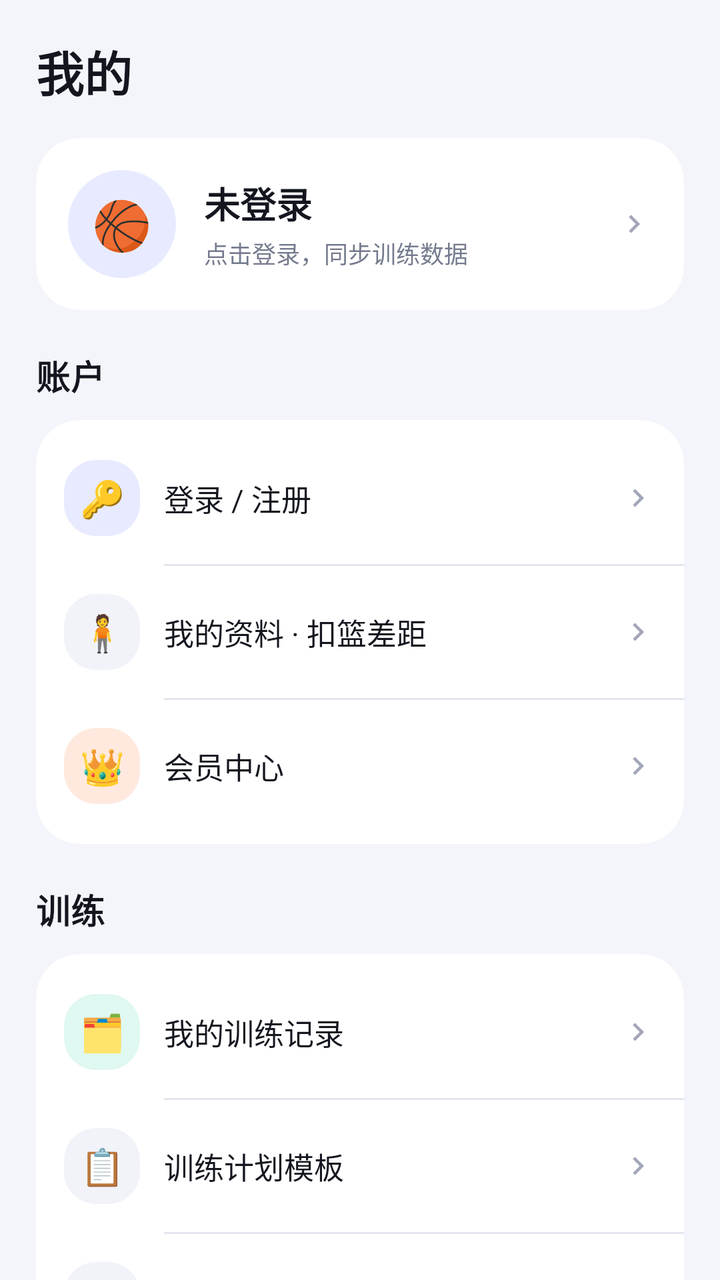
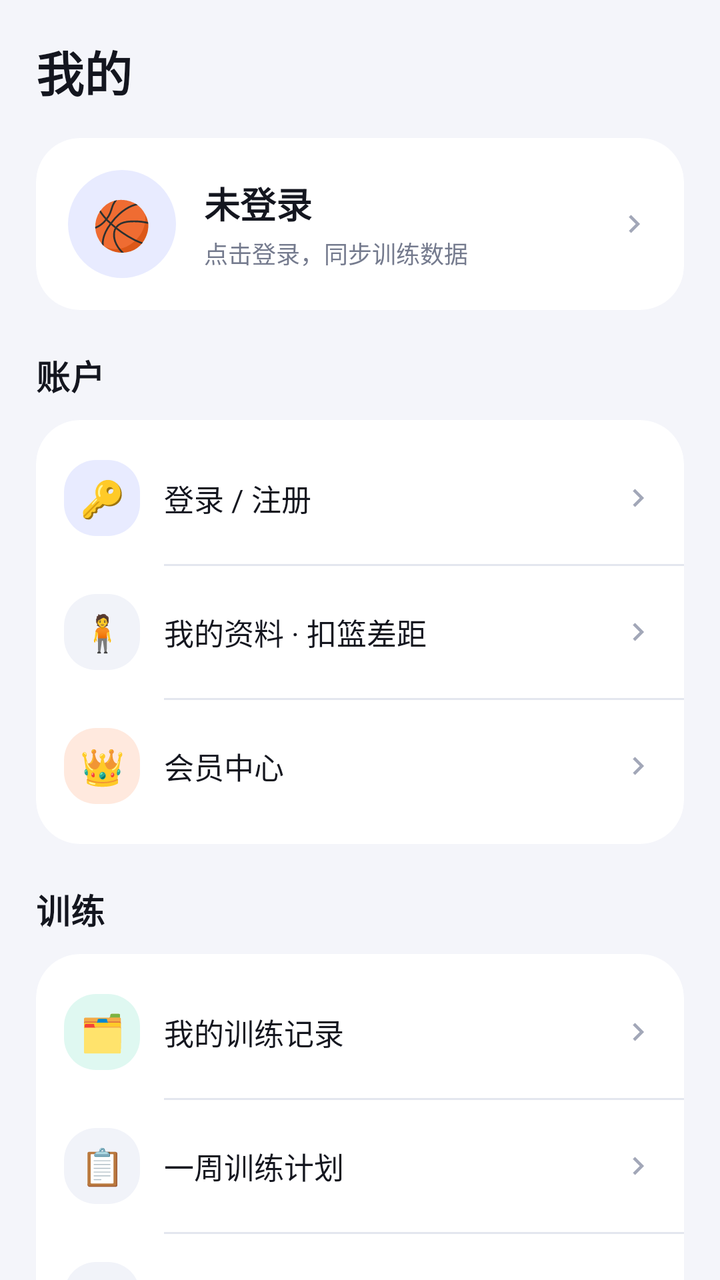

Two renders of the same Android screen: before a commit and after it. Below are the layout's source before the change and the commit's diff.
<!-- AndroidManifest.xml: application theme AppTheme -->
<!-- res/layout/fragment_profile.xml -->
<?xml version="1.0" encoding="utf-8"?>
<ScrollView xmlns:android="http://schemas.android.com/apk/res/android"
    xmlns:app="http://schemas.android.com/apk/res-auto"
    android:layout_width="match_parent"
    android:layout_height="match_parent"
    android:background="@color/background"
    android:fillViewport="true"
    android:scrollbars="none">

    <LinearLayout
        android:layout_width="match_parent"
        android:layout_height="wrap_content"
        android:orientation="vertical"
        android:paddingStart="18dp"
        android:paddingTop="18dp"
        android:paddingEnd="18dp"
        android:paddingBottom="28dp">

        <TextView
            style="@style/TextAppearance.Vertrise.Title"
            android:layout_width="wrap_content"
            android:layout_height="wrap_content"
            android:text="我的" />

        
        <com.google.android.material.card.MaterialCardView
            android:id="@+id/cardUser"
            style="@style/Widget.Vertrise.Card"
            android:layout_width="match_parent"
            android:layout_height="wrap_content"
            android:layout_marginTop="16dp"
            android:clickable="true"
            android:focusable="true"
            android:tag="page:profile.html|我的资料">

            <LinearLayout
                android:layout_width="match_parent"
                android:layout_height="wrap_content"
                android:gravity="center_vertical"
                android:orientation="horizontal"
                android:padding="16dp">

                <TextView
                    android:layout_width="54dp"
                    android:layout_height="54dp"
                    android:background="@drawable/bg_avatar"
                    android:gravity="center"
                    android:text="🏀"
                    android:textSize="24sp" />

                <LinearLayout
                    android:layout_width="0dp"
                    android:layout_height="wrap_content"
                    android:layout_marginStart="14dp"
                    android:layout_weight="1"
                    android:orientation="vertical">

                    <TextView
                        android:id="@+id/txtProfileName"
                        android:layout_width="wrap_content"
                        android:layout_height="wrap_content"
                        android:maxLines="1"
                        android:text="未登录"
                        android:textColor="@color/text_primary"
                        android:textSize="18sp"
                        android:textStyle="bold" />

                    <TextView
                        android:id="@+id/txtProfileSub"
                        android:layout_width="wrap_content"
                        android:layout_height="wrap_content"
                        android:layout_marginTop="3dp"
                        android:text="点击登录，同步训练数据"
                        android:textColor="@color/text_secondary"
                        android:textSize="12sp" />
                </LinearLayout>

                <ImageView
                    android:layout_width="18dp"
                    android:layout_height="18dp"
                    android:src="@drawable/ic_chevron_right"
                    app:tint="@color/text_tertiary" />
            </LinearLayout>
        </com.google.android.material.card.MaterialCardView>

        
        <TextView
            android:id="@+id/titleAccount"
            style="@style/TextAppearance.Vertrise.Section"
            android:layout_width="wrap_content"
            android:layout_height="wrap_content"
            android:layout_marginTop="20dp"
            android:text="账户" />

        <com.google.android.material.card.MaterialCardView
            android:id="@+id/cardAccount"
            style="@style/Widget.Vertrise.Card"
            android:layout_width="match_parent"
            android:layout_height="wrap_content"
            android:layout_marginTop="10dp">

            <LinearLayout
                android:layout_width="match_parent"
                android:layout_height="wrap_content"
                android:orientation="vertical"
                android:paddingTop="6dp"
                android:paddingBottom="6dp">

                <LinearLayout
                    android:layout_width="match_parent"
                    android:layout_height="wrap_content"
                    android:background="?attr/selectableItemBackground"
                    android:clickable="true"
                    android:focusable="true"
                    android:gravity="center_vertical"
                    android:orientation="horizontal"
                    android:padding="14dp"
                    android:tag="page:login.html|登录 / 注册">

                    <TextView
                        android:layout_width="38dp"
                        android:layout_height="38dp"
                        android:background="@drawable/bg_icon_tile_primary"
                        android:gravity="center"
                        android:text="🔑"
                        android:textSize="18sp" />

                    <TextView
                        android:layout_width="0dp"
                        android:layout_height="wrap_content"
                        android:layout_marginStart="12dp"
                        android:layout_weight="1"
                        android:text="登录 / 注册"
                        android:textColor="@color/text_primary"
                        android:textSize="15sp"
                         />

                    <ImageView
                        android:layout_width="18dp"
                        android:layout_height="18dp"
                        android:src="@drawable/ic_chevron_right"
                        app:tint="@color/text_tertiary" />
                </LinearLayout>

                <View
                    android:layout_width="match_parent"
                    android:layout_height="1dp"
                    android:layout_marginStart="64dp"
                    android:background="@color/outline" />

                <LinearLayout
                    android:layout_width="match_parent"
                    android:layout_height="wrap_content"
                    android:background="?attr/selectableItemBackground"
                    android:clickable="true"
                    android:focusable="true"
                    android:gravity="center_vertical"
                    android:orientation="horizontal"
                    android:padding="14dp"
                    android:tag="page:profile.html|我的资料">

                    <TextView
                        android:layout_width="38dp"
                        android:layout_height="38dp"
                        android:background="@drawable/bg_icon_tile"
                        android:gravity="center"
                        android:text="🧍"
                        android:textSize="18sp" />

                    <TextView
                        android:layout_width="0dp"
                        android:layout_height="wrap_content"
                        android:layout_marginStart="12dp"
                        android:layout_weight="1"
                        android:text="我的资料 · 扣篮差距"
                        android:textColor="@color/text_primary"
                        android:textSize="15sp"
                         />

                    <ImageView
                        android:layout_width="18dp"
                        android:layout_height="18dp"
                        android:src="@drawable/ic_chevron_right"
                        app:tint="@color/text_tertiary" />
                </LinearLayout>

                <View
                    android:layout_width="match_parent"
                    android:layout_height="1dp"
                    android:layout_marginStart="64dp"
                    android:background="@color/outline" />

                <LinearLayout
                    android:layout_width="match_parent"
                    android:layout_height="wrap_content"
                    android:background="?attr/selectableItemBackground"
                    android:clickable="true"
                    android:focusable="true"
                    android:gravity="center_vertical"
                    android:orientation="horizontal"
                    android:padding="14dp"
                    android:tag="page:membership.html|会员中心">

                    <TextView
                        android:layout_width="38dp"
                        android:layout_height="38dp"
                        android:background="@drawable/bg_icon_tile_orange"
                        android:gravity="center"
                        android:text="👑"
                        android:textSize="18sp" />

                    <TextView
                        android:layout_width="0dp"
                        android:layout_height="wrap_content"
                        android:layout_marginStart="12dp"
                        android:layout_weight="1"
                        android:text="会员中心"
                        android:textColor="@color/text_primary"
                        android:textSize="15sp"
                         />

                    <ImageView
                        android:layout_width="18dp"
                        android:layout_height="18dp"
                        android:src="@drawable/ic_chevron_right"
                        app:tint="@color/text_tertiary" />
                </LinearLayout>
            </LinearLayout>
        </com.google.android.material.card.MaterialCardView>

        
        <TextView
            style="@style/TextAppearance.Vertrise.Section"
            android:layout_width="wrap_content"
            android:layout_height="wrap_content"
            android:layout_marginTop="20dp"
            android:text="训练" />

        <com.google.android.material.card.MaterialCardView
            style="@style/Widget.Vertrise.Card"
            android:layout_width="match_parent"
            android:layout_height="wrap_content"
            android:layout_marginTop="10dp">

            <LinearLayout
                android:layout_width="match_parent"
                android:layout_height="wrap_content"
                android:orientation="vertical"
                android:paddingTop="6dp"
                android:paddingBottom="6dp">

                <LinearLayout
                    android:layout_width="match_parent"
                    android:layout_height="wrap_content"
                    android:background="?attr/selectableItemBackground"
                    android:clickable="true"
                    android:focusable="true"
                    android:gravity="center_vertical"
                    android:orientation="horizontal"
                    android:padding="14dp"
                    android:tag="page:history.html|训练记录">

                    <TextView
                        android:layout_width="38dp"
                        android:layout_height="38dp"
                        android:background="@drawable/bg_icon_tile_mint"
                        android:gravity="center"
                        android:text="🗂"
                        android:textSize="18sp" />

                    <TextView
                        android:layout_width="0dp"
                        android:layout_height="wrap_content"
                        android:layout_marginStart="12dp"
                        android:layout_weight="1"
                        android:text="我的训练记录"
                        android:textColor="@color/text_primary"
                        android:textSize="15sp"
                         />

                    <ImageView
                        android:layout_width="18dp"
                        android:layout_height="18dp"
                        android:src="@drawable/ic_chevron_right"
                        app:tint="@color/text_tertiary" />
                </LinearLayout>

                <View
                    android:layout_width="match_parent"
                    android:layout_height="1dp"
                    android:layout_marginStart="64dp"
                    android:background="@color/outline" />

                <LinearLayout
                    android:layout_width="match_parent"
                    android:layout_height="wrap_content"
                    android:background="?attr/selectableItemBackground"
                    android:clickable="true"
                    android:focusable="true"
                    android:gravity="center_vertical"
                    android:orientation="horizontal"
                    android:padding="14dp"
                    android:tag="page:plans.html|训练计划">

                    <TextView
                        android:layout_width="38dp"
                        android:layout_height="38dp"
                        android:background="@drawable/bg_icon_tile"
                        android:gravity="center"
                        android:text="📋"
                        android:textSize="18sp" />

                    <TextView
                        android:layout_width="0dp"
                        android:layout_height="wrap_content"
                        android:layout_marginStart="12dp"
                        android:layout_weight="1"
                        android:text="训练计划模板"
                        android:textColor="@color/text_primary"
                        android:textSize="15sp"
                         />

                    <ImageView
                        android:layout_width="18dp"
                        android:layout_height="18dp"
                        android:src="@drawable/ic_chevron_right"
                        app:tint="@color/text_tertiary" />
                </LinearLayout>

                <View
                    android:layout_width="match_parent"
                    android:layout_height="1dp"
                    android:layout_marginStart="64dp"
                    android:background="@color/outline" />

                <LinearLayout
                    android:layout_width="match_parent"
                    android:layout_height="wrap_content"
                    android:background="?attr/selectableItemBackground"
                    android:clickable="true"
                    android:focusable="true"
                    android:gravity="center_vertical"
                    android:orientation="horizontal"
                    android:padding="14dp"
                    android:tag="page:checkin.html|训练打卡">

                    <TextView
                        android:layout_width="38dp"
                        android:layout_height="38dp"
                        android:background="@drawable/bg_icon_tile"
                        android:gravity="center"
                        android:text="✅"
                        android:textSize="18sp" />

                    <TextView
                        android:layout_width="0dp"
                        android:layout_height="wrap_content"
                        android:layout_marginStart="12dp"
                        android:layout_weight="1"
                        android:text="训练打卡"
                        android:textColor="@color/text_primary"
                        android:textSize="15sp"
                         />

                    <ImageView
                        android:layout_width="18dp"
                        android:layout_height="18dp"
                        android:src="@drawable/ic_chevron_right"
                        app:tint="@color/text_tertiary" />
                </LinearLayout>

                <View
                    android:layout_width="match_parent"
                    android:layout_height="1dp"
                    android:layout_marginStart="64dp"
                    android:background="@color/outline" />

                <LinearLayout
                    android:layout_width="match_parent"
                    android:layout_height="wrap_content"
                    android:background="?attr/selectableItemBackground"
                    android:clickable="true"
                    android:focusable="true"
                    android:gravity="center_vertical"
                    android:orientation="horizontal"
                    android:padding="14dp"
                    android:tag="page:trainer.html|AI 教练">

                    <TextView
                        android:layout_width="38dp"
                        android:layout_height="38dp"
                        android:background="@drawable/bg_icon_tile_orange"
                        android:gravity="center"
                        android:text="🤖"
                        android:textSize="18sp" />

                    <TextView
                        android:layout_width="0dp"
                        android:layout_height="wrap_content"
                        android:layout_marginStart="12dp"
                        android:layout_weight="1"
                        android:text="AI 弹跳教练"
                        android:textColor="@color/text_primary"
                        android:textSize="15sp"
                         />

                    <ImageView
                        android:layout_width="18dp"
                        android:layout_height="18dp"
                        android:src="@drawable/ic_chevron_right"
                        app:tint="@color/text_tertiary" />
                </LinearLayout>
            </LinearLayout>
        </com.google.android.material.card.MaterialCardView>

        
        <TextView
            style="@style/TextAppearance.Vertrise.Section"
            android:layout_width="wrap_content"
            android:layout_height="wrap_content"
            android:layout_marginTop="20dp"
            android:text="其他" />

        <com.google.android.material.card.MaterialCardView
            style="@style/Widget.Vertrise.Card"
            android:layout_width="match_parent"
            android:layout_height="wrap_content"
            android:layout_marginTop="10dp">

            <LinearLayout
                android:layout_width="match_parent"
                android:layout_height="wrap_content"
                android:orientation="vertical"
                android:paddingTop="6dp"
                android:paddingBottom="6dp">

                <LinearLayout
                    android:layout_width="match_parent"
                    android:layout_height="wrap_content"
                    android:background="?attr/selectableItemBackground"
                    android:clickable="true"
                    android:focusable="true"
                    android:gravity="center_vertical"
                    android:orientation="horizontal"
                    android:padding="14dp"
                    android:tag="page:feedback.html|问题反馈">

                    <TextView
                        android:layout_width="38dp"
                        android:layout_height="38dp"
                        android:background="@drawable/bg_icon_tile"
                        android:gravity="center"
                        android:text="💬"
                        android:textSize="18sp" />

                    <TextView
                        android:layout_width="0dp"
                        android:layout_height="wrap_content"
                        android:layout_marginStart="12dp"
                        android:layout_weight="1"
                        android:text="问题反馈"
                        android:textColor="@color/text_primary"
                        android:textSize="15sp"
                         />

                    <ImageView
                        android:layout_width="18dp"
                        android:layout_height="18dp"
                        android:src="@drawable/ic_chevron_right"
                        app:tint="@color/text_tertiary" />
                </LinearLayout>

                <View
                    android:layout_width="match_parent"
                    android:layout_height="1dp"
                    android:layout_marginStart="64dp"
                    android:background="@color/outline" />

                <LinearLayout
                    android:layout_width="match_parent"
                    android:layout_height="wrap_content"
                    android:background="?attr/selectableItemBackground"
                    android:clickable="true"
                    android:focusable="true"
                    android:gravity="center_vertical"
                    android:orientation="horizontal"
                    android:padding="14dp"
                    android:tag="native:settings">

                    <TextView
                        android:layout_width="38dp"
                        android:layout_height="38dp"
                        android:background="@drawable/bg_icon_tile"
                        android:gravity="center"
                        android:text="⚙️"
                        android:textSize="18sp" />

                    <TextView
                        android:layout_width="0dp"
                        android:layout_height="wrap_content"
                        android:layout_marginStart="12dp"
                        android:layout_weight="1"
                        android:text="设置"
                        android:textColor="@color/text_primary"
                        android:textSize="15sp"
                         />

                    <ImageView
                        android:layout_width="18dp"
                        android:layout_height="18dp"
                        android:src="@drawable/ic_chevron_right"
                        app:tint="@color/text_tertiary" />
                </LinearLayout>
            </LinearLayout>
        </com.google.android.material.card.MaterialCardView>

        <TextView
            android:id="@+id/txtAppVersion"
            android:layout_width="match_parent"
            android:layout_height="wrap_content"
            android:layout_marginTop="20dp"
            android:gravity="center"
            android:text="Vertrise跃升"
            android:textColor="@color/text_tertiary"
            android:textSize="12sp" />

        <TextView
            android:layout_width="match_parent"
            android:layout_height="wrap_content"
            android:layout_marginTop="6dp"
            android:gravity="center"
            android:lineSpacingExtra="3dp"
            android:text="弹跳高度为估算值。训练请循序渐进、注意安全。"
            android:textColor="@color/text_tertiary"
            android:textSize="11sp" />

    </LinearLayout>
</ScrollView>
<!-- resources referenced by this layout -->
<resources>
  <color name="background">#F4F5FA</color>
  <color name="outline">#E3E6EF</color>
  <color name="text_primary">#14161F</color>
  <color name="text_secondary">#757B8E</color>
  <color name="text_tertiary">#A2A7B8</color>
  <!-- drawable bg_avatar (drawable) -->
  <?xml version="1.0" encoding="utf-8"?>
  <shape xmlns:android="http://schemas.android.com/apk/res/android" android:shape="oval">
      <solid android:color="@color/avatar_bg" />
  </shape>
  <!-- drawable bg_icon_tile (drawable) -->
  <?xml version="1.0" encoding="utf-8"?>
  <shape xmlns:android="http://schemas.android.com/apk/res/android" android:shape="rectangle">
      <solid android:color="@color/chip_bg" />
      <corners android:radius="16dp" />
  </shape>
  <!-- drawable bg_icon_tile_mint (drawable) -->
  <?xml version="1.0" encoding="utf-8"?>
  <shape xmlns:android="http://schemas.android.com/apk/res/android" android:shape="rectangle">
      <solid android:color="@color/tertiary_container" />
      <corners android:radius="16dp" />
  </shape>
  <!-- drawable bg_icon_tile_orange (drawable) -->
  <?xml version="1.0" encoding="utf-8"?>
  <shape xmlns:android="http://schemas.android.com/apk/res/android" android:shape="rectangle">
      <solid android:color="@color/secondary_container" />
      <corners android:radius="16dp" />
  </shape>
  <!-- drawable bg_icon_tile_primary (drawable) -->
  <?xml version="1.0" encoding="utf-8"?>
  <shape xmlns:android="http://schemas.android.com/apk/res/android" android:shape="rectangle">
      <solid android:color="@color/primary_container" />
      <corners android:radius="16dp" />
  </shape>
  <!-- drawable ic_chevron_right (drawable) -->
  <?xml version="1.0" encoding="utf-8"?>
  <vector xmlns:android="http://schemas.android.com/apk/res/android"
      android:width="24dp"
      android:height="24dp"
      android:viewportWidth="24"
      android:viewportHeight="24">
      <path
          android:fillColor="#FF000000"
          android:pathData="M10 6 8.59 7.41 13.17 12l-4.58 4.59L10 18l6-6z" />
  </vector>
  <style name="TextAppearance.Vertrise.Section" parent="TextAppearance.Material3.TitleMedium">
          <item name="android:textColor">@color/text_primary</item>
          <item name="android:textStyle">bold</item>
          <item name="android:textSize">17sp</item>
      </style>
  <style name="TextAppearance.Vertrise.Title" parent="TextAppearance.Material3.HeadlineSmall">
          <item name="android:textColor">@color/text_primary</item>
          <item name="android:textStyle">bold</item>
          <item name="android:textSize">24sp</item>
      </style>
  <style name="Widget.Vertrise.Card" parent="Widget.Material3.CardView.Elevated">
          <item name="cardCornerRadius">22dp</item>
          <item name="cardElevation">0dp</item>
          <item name="strokeWidth">0dp</item>
          <item name="cardBackgroundColor">@color/surface</item>
      </style>
  <color name="avatar_bg">#E8EBFF</color>
  <color name="chip_bg">#F1F3F9</color>
  <color name="tertiary_container">#DFF8F1</color>
  <color name="secondary_container">#FFE9DE</color>
  <color name="primary_container">#E8EBFF</color>
  <color name="surface">#FFFFFF</color>
  <color name="primary">#5A6BF5</color>
  <color name="on_primary">#FFFFFF</color>
  <color name="on_primary_container">#1B2158</color>
  <color name="secondary">#FF8A5C</color>
  <color name="on_secondary">#FFFFFF</color>
  <color name="on_secondary_container">#6B2E14</color>
  <color name="tertiary">#1FC9A0</color>
  <color name="on_tertiary">#FFFFFF</color>
  <color name="on_tertiary_container">#0A4638</color>
  <color name="on_surface">#14161F</color>
  <color name="surface_variant">#EDEFF6</color>
  <color name="on_surface_variant">#757B8E</color>
  <color name="surface_container_high">#F1F3F9</color>
  <color name="nav_bg">#FFFFFF</color>
  <!-- unchanged entries left out for length: 1 -->
</resources>

<!-- the commit's change to res/layout/fragment_profile.xml (unified diff, before → after) -->
@@ -300,7 +300,7 @@
                     android:gravity="center_vertical"
                     android:orientation="horizontal"
                     android:padding="14dp"
-                    android:tag="page:plans.html|训练计划">
+                    android:tag="page:workout.html|一周训练">
 
                     <TextView
                         android:layout_width="38dp"
@@ -315,7 +315,7 @@
                         android:layout_height="wrap_content"
                         android:layout_marginStart="12dp"
                         android:layout_weight="1"
-                        android:text="训练计划模板"
+                        android:text="一周训练计划"
                         android:textColor="@color/text_primary"
                         android:textSize="15sp"
                          />
